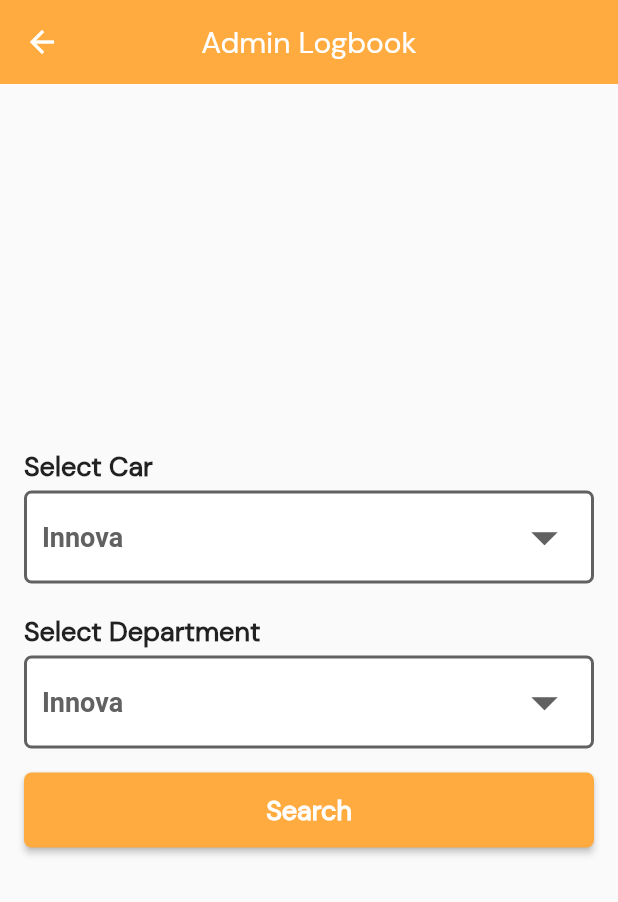
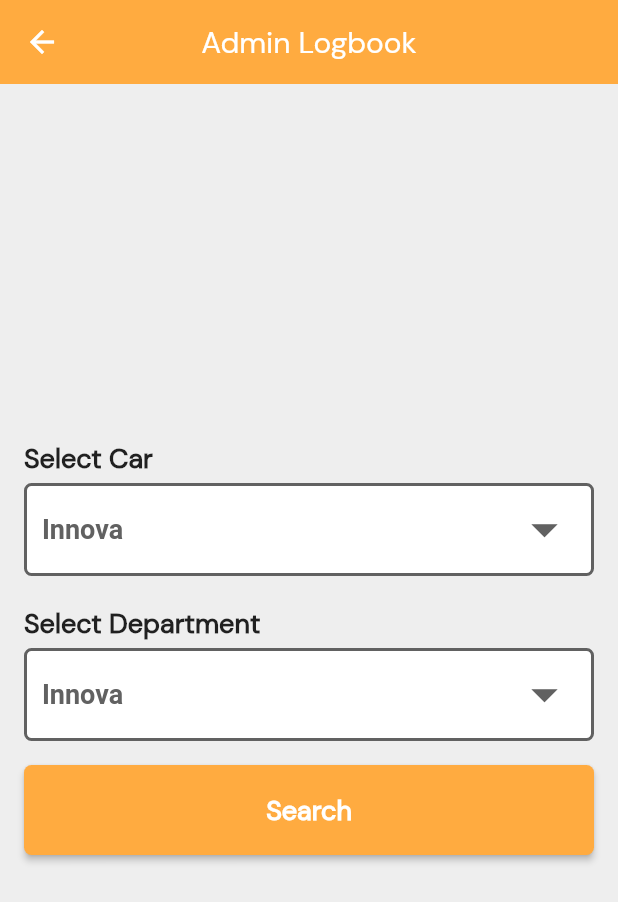
Before and after one commit to chirag27patel/flutter_projects, a Flutter app: the AdminLogbook screen opened directly, on a phone screen of 412 x 824 dp. Shown: the top 902 px of the screen. Run offline on Flutter 3.47's test engine with Material 2 defaults, Android fonts, the phone set to English and light mode, and no system bars; our stand-ins replace dotted_line, flutter_staggered_animations, font_awesome_flutter, table_calendar; missing offline and left inert: dart:ffi.

```diff
--- a/lib/admin/admin_logbook.dart
+++ b/lib/admin/admin_logbook.dart
@@ -31,6 +31,7 @@ class _AdminLogbookState extends State<AdminLogbook> {
   @override
   Widget build(BuildContext context) {
     return Scaffold(
+      backgroundColor: bgColor,
       appBar: AppBar(
         backgroundColor: adminAppbarColor,
         elevation: 0.0,
@@ -158,12 +159,15 @@ class _AdminLogbookState extends State<AdminLogbook> {
                   child: Padding(
                     padding: const EdgeInsets.symmetric(
                         horizontal: 16, vertical: 16.0),
+                    child: SizedBox(
+                      height: 60,
                       child: SignInButton(
                         color: adminAppbarColor,
                         borderRadius: BorderRadius.circular(5.0),
                         onPressed: () {},
                         textColor: Colors.white,
                         text: 'Search',
+                      ),
                     ),
                   ),
                 ),
```
Lines whose indentation alone changed are shown as unchanged.
